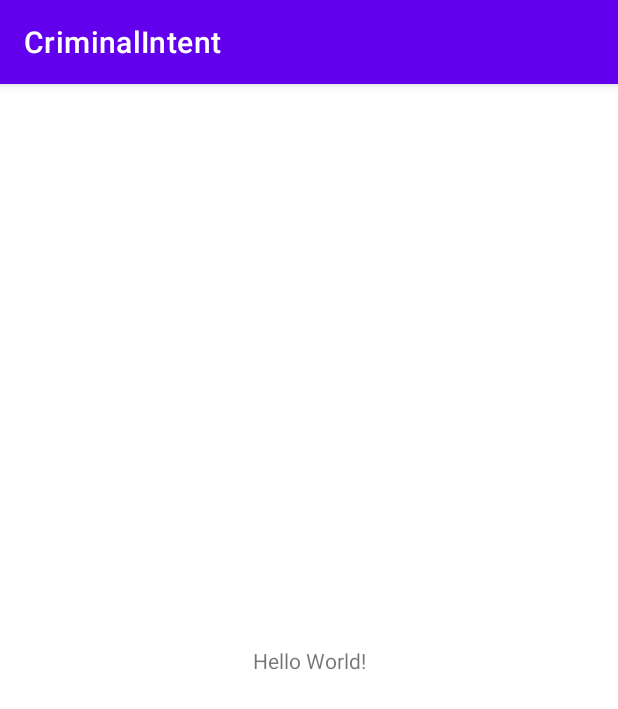
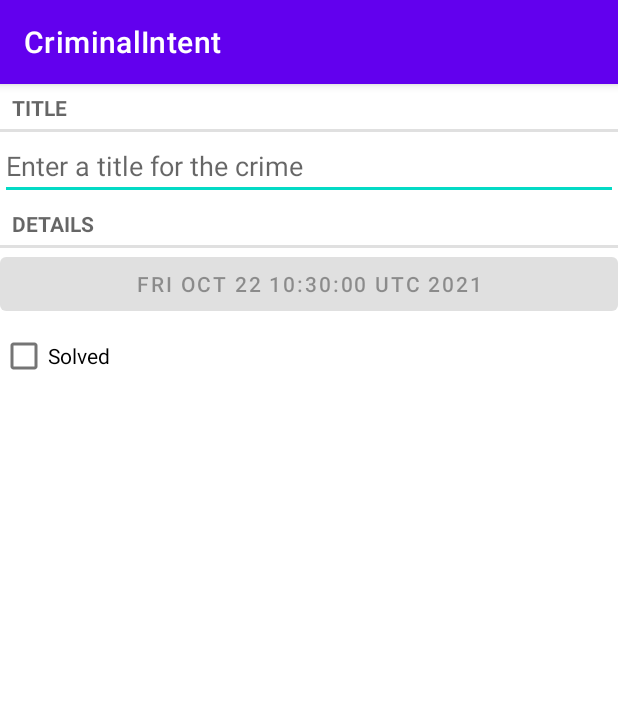
Before and after one commit to aditya610/CriminalIntent, an Android app: the screen it shows after launch (MainActivity), on a phone screen of 412 x 824 dp. Shown: the top 709 px of the screen. Run offline under Robolectric (Android 15) with nearby library versions, the phone set to English and light mode, and no system bars.

Commit message:
Fragment

```diff
--- /dev/null
+++ b/app/src/main/java/com/bignerdranch/android/criminalintent/Crime.kt
@@ -0,0 +1,9 @@
+package com.bignerdranch.android.criminalintent
+
+import java.util.*
+
+data class Crime(val id: UUID = UUID.randomUUID(),
+                 val title: String = "",
+                 val date: Date = Date(),
+                 var isSolved: Boolean = false
+                 )
--- /dev/null
+++ b/app/src/main/java/com/bignerdranch/android/criminalintent/CrimeFragment.kt
@@ -0,0 +1,70 @@
+package com.bignerdranch.android.criminalintent
+
+import android.os.Bundle
+import android.text.Editable
+import android.text.TextWatcher
+import android.view.LayoutInflater
+import android.view.View
+import android.view.ViewGroup
+import android.widget.Button
+import android.widget.CheckBox
+import android.widget.EditText
+import androidx.fragment.app.Fragment
+
+class CrimeFragment : Fragment() {
+
+    private lateinit var crime: Crime
+    private lateinit var titleField: EditText
+    private lateinit var dateButton: Button
+    private lateinit var solvedCheckBox: CheckBox
+    override fun onCreate(savedInstanceState: Bundle?) {
+        super.onCreate(savedInstanceState)
+        crime = Crime()
+    }
+
+    override fun onCreateView(
+        inflater: LayoutInflater,
+        container: ViewGroup?,
+        savedInstanceState: Bundle?
+    ): View? {
+        val view = inflater.inflate(R.layout.fragment_crime, container, false)
+        titleField = view.findViewById(R.id.crime_title) as EditText
+        dateButton = view.findViewById(R.id.crime_date) as Button
+        solvedCheckBox = view.findViewById(R.id.crime_solved) as CheckBox
+        dateButton.apply {
+            text = crime.date.toString()
+            isEnabled = false
+        }
+
+        return view
+    }
+
+    override fun onStart() {
+        super.onStart()
+
+        val titleWatcher = object : TextWatcher {
+            override fun beforeTextChanged(s: CharSequence?, start: Int, count: Int, after: Int) {
+                TODO("Not yet implemented")
+            }
+
+            override fun onTextChanged(s: CharSequence?, start: Int, before: Int, count: Int) {
+                TODO("Not yet implemented")
+                crime.title = s.toString()
+            }
+
+            override fun afterTextChanged(s: Editable?) {
+                TODO("Not yet implemented")
+            }
+
+        }
+
+        titleField.addTextChangedListener(titleWatcher)
+
+        solvedCheckBox.apply {
+            setOnCheckedChangeListener { buttonView, isChecked ->
+                crime.isSolved = isChecked
+            }
+        }
+
+    }
+}
--- a/app/src/main/java/com/bignerdranch/android/criminalintent/MainActivity.kt
+++ b/app/src/main/java/com/bignerdranch/android/criminalintent/MainActivity.kt
@@ -7,5 +7,12 @@ class MainActivity : AppCompatActivity() {
     override fun onCreate(savedInstanceState: Bundle?) {
         super.onCreate(savedInstanceState)
         setContentView(R.layout.activity_main)
+
+        val currentFragment = supportFragmentManager.findFragmentById(R.id.fragmet_container)
+        if (currentFragment == null) {
+            val fragmet = CrimeFragment()
+            supportFragmentManager.beginTransaction().add(R.id.fragmet_container,fragmet)
+                .commit()
+        }
     }
 }
--- a/app/src/main/res/layout/activity_main.xml
+++ b/app/src/main/res/layout/activity_main.xml
@@ -1,18 +1,6 @@
 <?xml version="1.0" encoding="utf-8"?>
-<androidx.constraintlayout.widget.ConstraintLayout xmlns:android="http://schemas.android.com/apk/res/android"
-    xmlns:app="http://schemas.android.com/apk/res-auto"
-    xmlns:tools="http://schemas.android.com/tools"
+<FrameLayout
+    xmlns:android="http://schemas.android.com/apk/res/android"
+    android:id="@+id/fragmet_container"
     android:layout_width="match_parent"
-    android:layout_height="match_parent"
-    tools:context=".MainActivity">
-
-    <TextView
-        android:layout_width="wrap_content"
-        android:layout_height="wrap_content"
-        android:text="Hello World!"
-        app:layout_constraintBottom_toBottomOf="parent"
-        app:layout_constraintLeft_toLeftOf="parent"
-        app:layout_constraintRight_toRightOf="parent"
-        app:layout_constraintTop_toTopOf="parent" />
-
-</androidx.constraintlayout.widget.ConstraintLayout>
+    android:layout_height="match_parent"/>
--- /dev/null
+++ b/app/src/main/res/layout/fragment_crime.xml
@@ -0,0 +1,37 @@
+<?xml version="1.0" encoding="utf-8"?>
+<LinearLayout xmlns:android="http://schemas.android.com/apk/res/android"
+    xmlns:tools="http://schemas.android.com/tools"
+    android:orientation="vertical"
+    android:layout_width="match_parent"
+    android:layout_height="match_parent">
+
+    <TextView
+        android:layout_width="match_parent"
+        android:layout_height="wrap_content"
+        style="?android:listSeparatorTextViewStyle"
+        android:text="@string/crime_title_label"/>
+    <EditText
+        android:id="@+id/crime_title"
+        android:layout_width="match_parent"
+        android:layout_height="wrap_content"
+        android:hint="@string/crime_title_hint"/>
+
+    <TextView
+        style="?android:listSeparatorTextViewStyle"
+        android:layout_width="match_parent"
+        android:layout_height="wrap_content"
+        android:text="@string/crime_details_label"/>
+
+    <Button
+        android:id="@+id/crime_date"
+        android:layout_width="match_parent"
+        android:layout_height="wrap_content"
+        tools:text ="Wed Nov 14 11:56 EST 2018"/>
+
+    <CheckBox
+        android:id="@+id/crime_solved"
+        android:layout_width="match_parent"
+        android:layout_height="wrap_content"
+        android:text="@string/crime_solved_label"/>
+
+</LinearLayout>
--- a/app/src/main/res/values/strings.xml
+++ b/app/src/main/res/values/strings.xml
@@ -1,3 +1,8 @@
 <resources>
     <string name="app_name">CriminalIntent</string>
+    <string name="crime_title_hint">Enter a title for the crime</string>
+    <string name="crime_title_label">Title</string>
+    <string name="crime_details_label">Details</string>
+    <string name="crime_solved_label">Solved</string>
+
 </resources>
```
